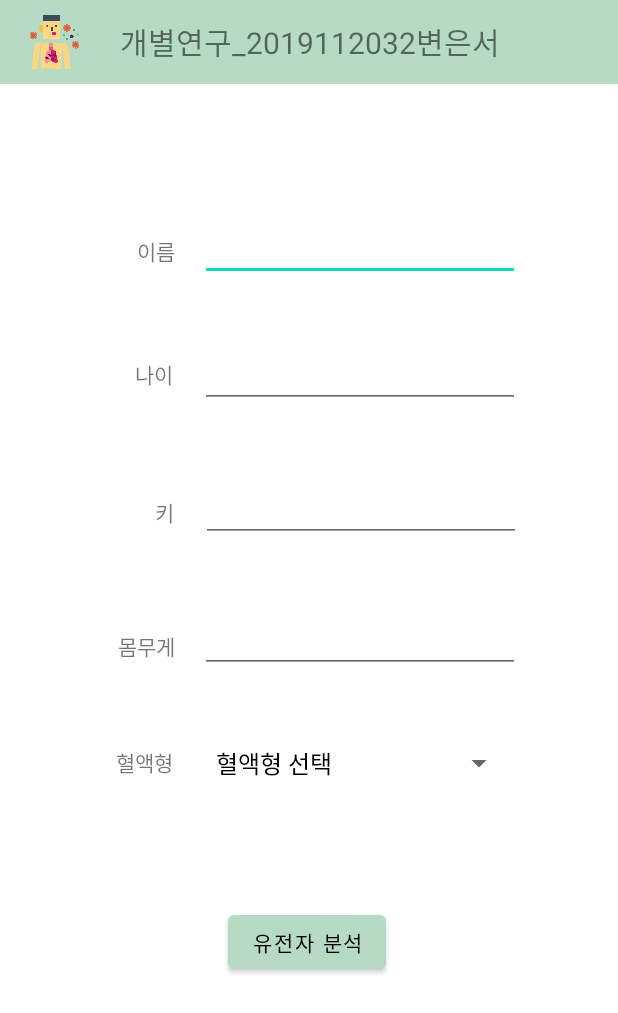
After one commit to eunseo0104/TargetDiseaseProbabilityPredictionApplication, an Android app: the UserActivity screen opened directly, with no data from a screen before it, on a phone screen of 412 x 824 dp. The commit adds this screen. Shown: the top 1013 px of the screen. Run offline under Robolectric (Android 15) with nearby library versions, the phone set to English and light mode, and no system bars.

Commit message:
add UserActivity

```diff
--- a/Research212/app/src/main/AndroidManifest.xml
+++ b/Research212/app/src/main/AndroidManifest.xml
@@ -15,7 +15,8 @@
         android:supportsRtl="true"
         android:theme="@style/Theme.Research21"
         android:usesCleartextTraffic="true">
-        <activity android:name=".MainActivity"></activity>
+        <activity android:name=".UserActivity"></activity>
+        <activity android:name=".MainActivity" />
         <activity android:name=".IntroActivity">
             <intent-filter>
                 <action android:name="android.intent.action.MAIN" />
--- a/Research212/app/src/main/java/com/example/research21/IntroActivity.java
+++ b/Research212/app/src/main/java/com/example/research21/IntroActivity.java
@@ -8,6 +8,7 @@ import android.view.Window;
 import android.view.WindowManager;
 
 import androidx.appcompat.app.AppCompatActivity;
+import androidx.core.app.ActivityCompat;
 
 public class IntroActivity extends AppCompatActivity {
 
@@ -27,8 +28,9 @@ public class IntroActivity extends AppCompatActivity {
         @Override
         public void handleMessage(Message msg) {
             if (msg.what == 1) {
-                Intent intent = new Intent(IntroActivity.this, MainActivity.class);
+                Intent intent = new Intent(IntroActivity.this, UserActivity.class);
                 startActivity(intent);
+                ActivityCompat.finishAffinity(IntroActivity.this);
             }
         }
     };
--- a/Research212/app/src/main/java/com/example/research21/MainActivity.java
+++ b/Research212/app/src/main/java/com/example/research21/MainActivity.java
@@ -44,7 +44,9 @@ public class MainActivity extends AppCompatActivity {
     protected void onCreate(Bundle savedInstanceState) {
         super.onCreate(savedInstanceState);
         setContentView(R.layout.activity_main);
-
+        Intent intent = getIntent();
+        TextView hello = (TextView)findViewById(R.id.hello);
+        hello.setText(intent.getStringExtra("name")+"님, 안녕하세요");
         findViewById(R.id.fileOpenBtn).setOnClickListener(new View.OnClickListener() {
             @Override
             public void onClick(View v) {
--- /dev/null
+++ b/Research212/app/src/main/java/com/example/research21/UserActivity.java
@@ -0,0 +1,55 @@
+package com.example.research21;
+
+import androidx.appcompat.app.AppCompatActivity;
+import androidx.core.app.ActivityCompat;
+
+import android.content.Intent;
+import android.os.Bundle;
+import android.view.View;
+import android.widget.AdapterView;
+import android.widget.ArrayAdapter;
+import android.widget.EditText;
+import android.widget.Spinner;
+
+public class UserActivity extends AppCompatActivity {
+
+    @Override
+    protected void onCreate(Bundle savedInstanceState) {
+        super.onCreate(savedInstanceState);
+        setContentView(R.layout.activity_user);
+
+        final String[] blood = {"혈액형 선택", "A", "B", "O", "AB"};
+        Spinner spinner = (Spinner)findViewById(R.id.spinner);
+        ArrayAdapter adapter = new ArrayAdapter(this, android.R.layout.simple_spinner_dropdown_item, blood);
+        adapter.setDropDownViewResource(android.R.layout.simple_spinner_dropdown_item);
+        spinner.setAdapter(adapter);
+        spinner.setOnItemSelectedListener(new AdapterView.OnItemSelectedListener() {
+            @Override
+            public void onItemSelected(AdapterView<?> parent, View view, int position, long id) {
+            }
+
+            @Override
+            public void onNothingSelected(AdapterView<?> parent) {
+
+            }
+        });
+        findViewById(R.id.button).setOnClickListener(new View.OnClickListener() {
+            @Override
+            public void onClick(View v) {
+                Intent intent = new Intent(UserActivity.this, MainActivity.class);
+                String name = ((EditText)findViewById(R.id.name)).getText().toString();
+                int age = Integer.parseInt(((EditText)findViewById(R.id.age)).getText().toString());
+                int height = Integer.parseInt(((EditText)findViewById(R.id.age)).getText().toString());
+                int weight = Integer.parseInt(((EditText)findViewById(R.id.age)).getText().toString());
+                String blood = ((Spinner)findViewById(R.id.spinner)).getSelectedItem().toString();
+                intent.putExtra("name", name);
+                intent.putExtra("age", age);
+                intent.putExtra("height", height);
+                intent.putExtra("weight", weight);
+                intent.putExtra("blood", blood);
+                startActivity(intent);
+                ActivityCompat.finishAffinity(UserActivity.this);
+            }
+        });
+    }
+}
--- a/Research212/app/src/main/res/layout/activity_main.xml
+++ b/Research212/app/src/main/res/layout/activity_main.xml
@@ -13,10 +13,10 @@
         android:background="@color/purple_200"
         app:layout_constraintBottom_toBottomOf="parent"
         app:layout_constraintEnd_toEndOf="parent"
-        app:layout_constraintHorizontal_bias="0.25"
+        app:layout_constraintHorizontal_bias="0.235"
         app:layout_constraintStart_toStartOf="parent"
         app:layout_constraintTop_toTopOf="parent"
-        app:layout_constraintVertical_bias="0.22" />
+        app:layout_constraintVertical_bias="0.132" />
 
     <View
         android:id="@+id/view7"
@@ -53,7 +53,7 @@
         app:layout_constraintHorizontal_bias="0.235"
         app:layout_constraintStart_toStartOf="parent"
         app:layout_constraintTop_toTopOf="parent"
-        app:layout_constraintVertical_bias="0.775" />
+        app:layout_constraintVertical_bias="0.846" />
 
     <androidx.appcompat.widget.Toolbar
         android:id="@+id/toolbar"
@@ -87,48 +87,58 @@
         android:text="파일 선택"
         app:layout_constraintBottom_toBottomOf="parent"
         app:layout_constraintEnd_toEndOf="parent"
-        app:layout_constraintHorizontal_bias="0.474"
         app:layout_constraintStart_toStartOf="parent"
         app:layout_constraintTop_toTopOf="parent"
-        app:layout_constraintVertical_bias="0.125" />
+        app:layout_constraintVertical_bias="0.937" />
 
     <TextView
         android:id="@+id/textView0"
-        android:layout_width="224dp"
-        android:layout_height="103dp"
+        android:layout_width="117dp"
+        android:layout_height="162dp"
         android:text="GENO1"
         android:textSize="20dp"
         app:layout_constraintBottom_toBottomOf="parent"
         app:layout_constraintEnd_toEndOf="parent"
-        app:layout_constraintHorizontal_bias="0.47"
+        app:layout_constraintHorizontal_bias="0.054"
         app:layout_constraintStart_toStartOf="parent"
         app:layout_constraintTop_toTopOf="parent"
-        app:layout_constraintVertical_bias="0.278" />
+        app:layout_constraintVertical_bias="0.768" />
 
     <TextView
         android:id="@+id/textView1"
-        android:layout_width="224dp"
-        android:layout_height="103dp"
+        android:layout_width="118dp"
+        android:layout_height="159dp"
         android:text="GENO2"
         android:textSize="20dp"
         app:layout_constraintBottom_toBottomOf="parent"
         app:layout_constraintEnd_toEndOf="parent"
-        app:layout_constraintHorizontal_bias="0.47"
+        app:layout_constraintHorizontal_bias="0.498"
         app:layout_constraintStart_toStartOf="parent"
         app:layout_constraintTop_toTopOf="parent"
-        app:layout_constraintVertical_bias="0.497" />
+        app:layout_constraintVertical_bias="0.769" />
 
     <TextView
         android:id="@+id/textView2"
-        android:layout_width="224dp"
-        android:layout_height="103dp"
+        android:layout_width="120dp"
+        android:layout_height="158dp"
         android:text="GENO3"
         android:textSize="20dp"
         app:layout_constraintBottom_toBottomOf="parent"
         app:layout_constraintEnd_toEndOf="parent"
-        app:layout_constraintHorizontal_bias="0.47"
+        app:layout_constraintHorizontal_bias="0.945"
         app:layout_constraintStart_toStartOf="parent"
         app:layout_constraintTop_toTopOf="parent"
-        app:layout_constraintVertical_bias="0.713" />
+        app:layout_constraintVertical_bias="0.764" />
+
+    <TextView
+        android:id="@+id/hello"
+        android:layout_width="322dp"
+        android:layout_height="31dp"
+        app:layout_constraintBottom_toBottomOf="parent"
+        app:layout_constraintEnd_toEndOf="parent"
+        app:layout_constraintHorizontal_bias="0.179"
+        app:layout_constraintStart_toStartOf="parent"
+        app:layout_constraintTop_toTopOf="parent"
+        app:layout_constraintVertical_bias="0.092" />
 
 </androidx.constraintlayout.widget.ConstraintLayout>
--- /dev/null
+++ b/Research212/app/src/main/res/layout/activity_user.xml
@@ -0,0 +1,188 @@
+<?xml version="1.0" encoding="utf-8"?>
+<androidx.constraintlayout.widget.ConstraintLayout xmlns:android="http://schemas.android.com/apk/res/android"
+    xmlns:app="http://schemas.android.com/apk/res-auto"
+    xmlns:tools="http://schemas.android.com/tools"
+    android:layout_width="match_parent"
+    android:layout_height="match_parent"
+    tools:context=".UserActivity">
+
+    <androidx.appcompat.widget.Toolbar
+        android:id="@+id/toolbar2"
+        android:layout_width="match_parent"
+        android:layout_height="wrap_content"
+        android:background="@color/purple_200"
+        app:layout_constraintTop_toTopOf="parent"
+        tools:layout_editor_absoluteX="-118dp">
+
+        <com.google.android.material.imageview.ShapeableImageView
+            android:id="@+id/imageView2"
+            android:layout_width="40dp"
+            android:layout_height="40dp"
+            app:srcCompat="@drawable/icon" />
+
+        <TextView
+            android:layout_width="wrap_content"
+            android:layout_height="wrap_content"
+            android:layout_marginLeft="40dp"
+            android:text="개별연구_2019112032변은서"
+            android:textSize="20dp">
+
+        </TextView>
+
+
+    </androidx.appcompat.widget.Toolbar>
+
+    <Button
+        android:id="@+id/button"
+        android:layout_width="wrap_content"
+        android:layout_height="wrap_content"
+        android:layout_marginStart="152dp"
+        android:layout_marginLeft="152dp"
+        android:layout_marginEnd="152dp"
+        android:layout_marginRight="152dp"
+        android:text="유전자 분석"
+        app:layout_constraintBottom_toBottomOf="parent"
+        app:layout_constraintEnd_toEndOf="parent"
+        app:layout_constraintHorizontal_bias="0.0"
+        app:layout_constraintStart_toStartOf="parent"
+        app:layout_constraintTop_toTopOf="parent"
+        app:layout_constraintVertical_bias="0.778" />
+
+    <TextView
+        android:id="@+id/textView5"
+        android:layout_width="wrap_content"
+        android:layout_height="wrap_content"
+        android:layout_marginStart="78dp"
+        android:layout_marginLeft="78dp"
+        android:layout_marginEnd="295dp"
+        android:layout_marginRight="295dp"
+        android:text="몸무게"
+        app:layout_constraintBottom_toBottomOf="parent"
+        app:layout_constraintEnd_toEndOf="parent"
+        app:layout_constraintHorizontal_bias="1.0"
+        app:layout_constraintStart_toStartOf="parent"
+        app:layout_constraintTop_toTopOf="parent"
+        app:layout_constraintVertical_bias="0.523" />
+
+    <TextView
+        android:id="@+id/textView6"
+        android:layout_width="wrap_content"
+        android:layout_height="wrap_content"
+        android:layout_marginEnd="16dp"
+        android:layout_marginRight="16dp"
+        android:text="혈액형"
+        app:layout_constraintBottom_toBottomOf="parent"
+        app:layout_constraintEnd_toEndOf="parent"
+        app:layout_constraintHorizontal_bias="0.216"
+        app:layout_constraintStart_toStartOf="parent"
+        app:layout_constraintTop_toTopOf="parent"
+        app:layout_constraintVertical_bias="0.62" />
+
+    <TextView
+        android:id="@+id/textView"
+        android:layout_width="wrap_content"
+        android:layout_height="wrap_content"
+        android:layout_marginStart="91dp"
+        android:layout_marginLeft="91dp"
+        android:layout_marginEnd="295dp"
+        android:layout_marginRight="295dp"
+        android:text="이름"
+        app:layout_constraintBottom_toBottomOf="parent"
+        app:layout_constraintEnd_toEndOf="parent"
+        app:layout_constraintHorizontal_bias="0.0"
+        app:layout_constraintStart_toStartOf="parent"
+        app:layout_constraintTop_toTopOf="parent"
+        app:layout_constraintVertical_bias="0.195" />
+
+    <EditText
+        android:id="@+id/name"
+        android:layout_width="wrap_content"
+        android:layout_height="wrap_content"
+        android:layout_marginStart="133dp"
+        android:layout_marginLeft="133dp"
+        android:layout_marginEnd="69dp"
+        android:layout_marginRight="69dp"
+        android:ems="10"
+        android:inputType="textPersonName"
+        app:layout_constraintBottom_toBottomOf="parent"
+        app:layout_constraintEnd_toEndOf="parent"
+        app:layout_constraintHorizontal_bias="0.0"
+        app:layout_constraintStart_toStartOf="parent"
+        app:layout_constraintTop_toTopOf="parent"
+        app:layout_constraintVertical_bias="0.182" />
+
+    <EditText
+        android:id="@+id/age"
+        android:layout_width="wrap_content"
+        android:layout_height="wrap_content"
+        android:ems="10"
+        android:inputType="number"
+        app:layout_constraintBottom_toBottomOf="parent"
+        app:layout_constraintEnd_toEndOf="parent"
+        app:layout_constraintHorizontal_bias="0.671"
+        app:layout_constraintStart_toStartOf="parent"
+        app:layout_constraintTop_toTopOf="parent"
+        app:layout_constraintVertical_bias="0.291" />
+
+    <EditText
+        android:id="@+id/height"
+        android:layout_width="wrap_content"
+        android:layout_height="wrap_content"
+        android:ems="10"
+        android:inputType="number"
+        app:layout_constraintBottom_toBottomOf="parent"
+        app:layout_constraintEnd_toEndOf="parent"
+        app:layout_constraintHorizontal_bias="0.676"
+        app:layout_constraintStart_toStartOf="parent"
+        app:layout_constraintTop_toTopOf="parent"
+        app:layout_constraintVertical_bias="0.406" />
+
+    <EditText
+        android:id="@+id/weight"
+        android:layout_width="wrap_content"
+        android:layout_height="wrap_content"
+        android:ems="10"
+        android:inputType="number"
+        app:layout_constraintBottom_toBottomOf="parent"
+        app:layout_constraintEnd_toEndOf="parent"
+        app:layout_constraintHorizontal_bias="0.671"
+        app:layout_constraintStart_toStartOf="parent"
+        app:layout_constraintTop_toTopOf="parent"
+        app:layout_constraintVertical_bias="0.518" />
+
+    <TextView
+        android:id="@+id/textView3"
+        android:layout_width="wrap_content"
+        android:layout_height="wrap_content"
+        android:text="키"
+        app:layout_constraintBottom_toBottomOf="parent"
+        app:layout_constraintEnd_toEndOf="parent"
+        app:layout_constraintHorizontal_bias="0.258"
+        app:layout_constraintStart_toStartOf="parent"
+        app:layout_constraintTop_toTopOf="parent"
+        app:layout_constraintVertical_bias="0.412" />
+
+    <TextView
+        android:id="@+id/textView4"
+        android:layout_width="wrap_content"
+        android:layout_height="wrap_content"
+        android:text="나이"
+        app:layout_constraintBottom_toBottomOf="parent"
+        app:layout_constraintEnd_toEndOf="parent"
+        app:layout_constraintHorizontal_bias="0.233"
+        app:layout_constraintStart_toStartOf="parent"
+        app:layout_constraintTop_toTopOf="parent"
+        app:layout_constraintVertical_bias="0.297" />
+
+    <Spinner
+        android:id="@+id/spinner"
+        android:layout_width="207dp"
+        android:layout_height="37dp"
+        app:layout_constraintBottom_toBottomOf="parent"
+        app:layout_constraintEnd_toEndOf="parent"
+        app:layout_constraintHorizontal_bias="0.666"
+        app:layout_constraintStart_toStartOf="parent"
+        app:layout_constraintTop_toTopOf="parent"
+        app:layout_constraintVertical_bias="0.623" />
+
+</androidx.constraintlayout.widget.ConstraintLayout>
```
Also changed, not shown: Research212/app/src/main/res/drawable-v24/check.png (added), Research212/app/src/main/res/drawable-v24/graph.PNG (added).
